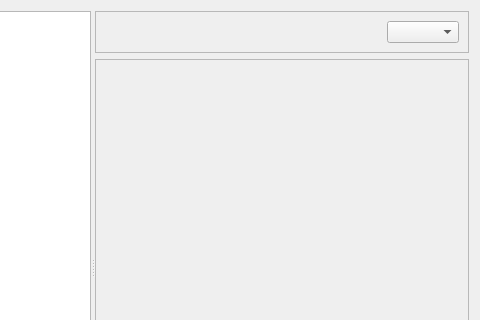
Above: src/TonemappingPanel/TonemappingSettings.ui from LuminanceHDR/LuminanceHDR before the change; both pictures show x 343 to 823 and y 0 to 320 of the 823 by 534 pixel window. Below: the same form after it.
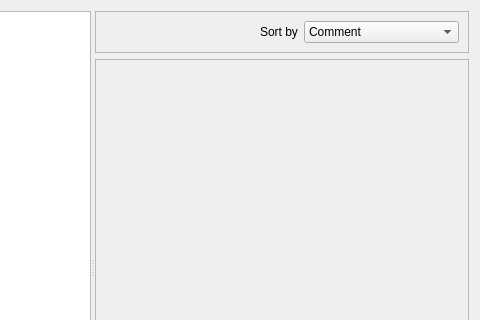
That is the form after the change.

Commit message: [TonemappingSettings]: Add sorting previews either by comment or by operator

```diff
--- a/src/TonemappingPanel/TonemappingSettings.ui
+++ b/src/TonemappingPanel/TonemappingSettings.ui
@@ -59,7 +59,31 @@
              </spacer>
             </item>
             <item>
-             <widget class="QComboBox" name="comboBox"/>
+             <widget class="QLabel" name="label">
+              <property name="text">
+               <string>Sort by</string>
+              </property>
+             </widget>
+            </item>
+            <item>
+             <widget class="QComboBox" name="comboBox">
+              <property name="sizePolicy">
+               <sizepolicy hsizetype="Expanding" vsizetype="Fixed">
+                <horstretch>0</horstretch>
+                <verstretch>0</verstretch>
+               </sizepolicy>
+              </property>
+              <item>
+               <property name="text">
+                <string>Comment</string>
+               </property>
+              </item>
+              <item>
+               <property name="text">
+                <string>Operator</string>
+               </property>
+              </item>
+             </widget>
             </item>
            </layout>
           </item>
```
The commit also changes 6 other files.
